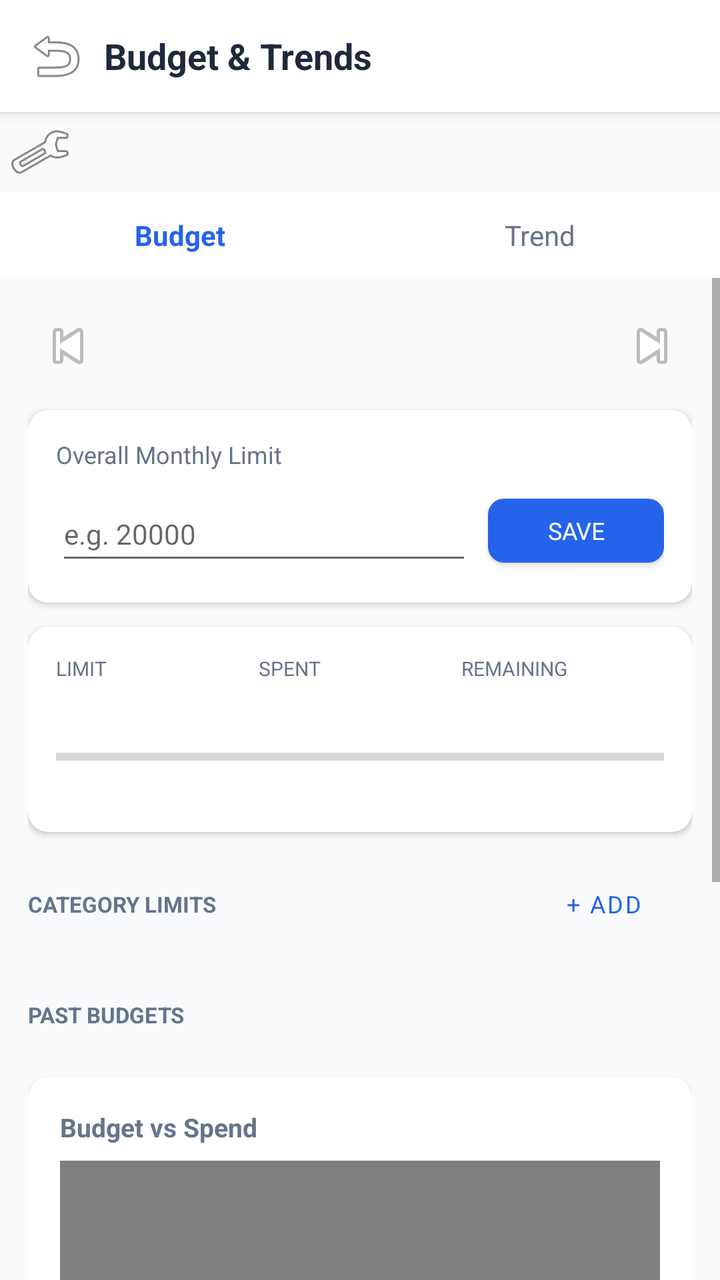
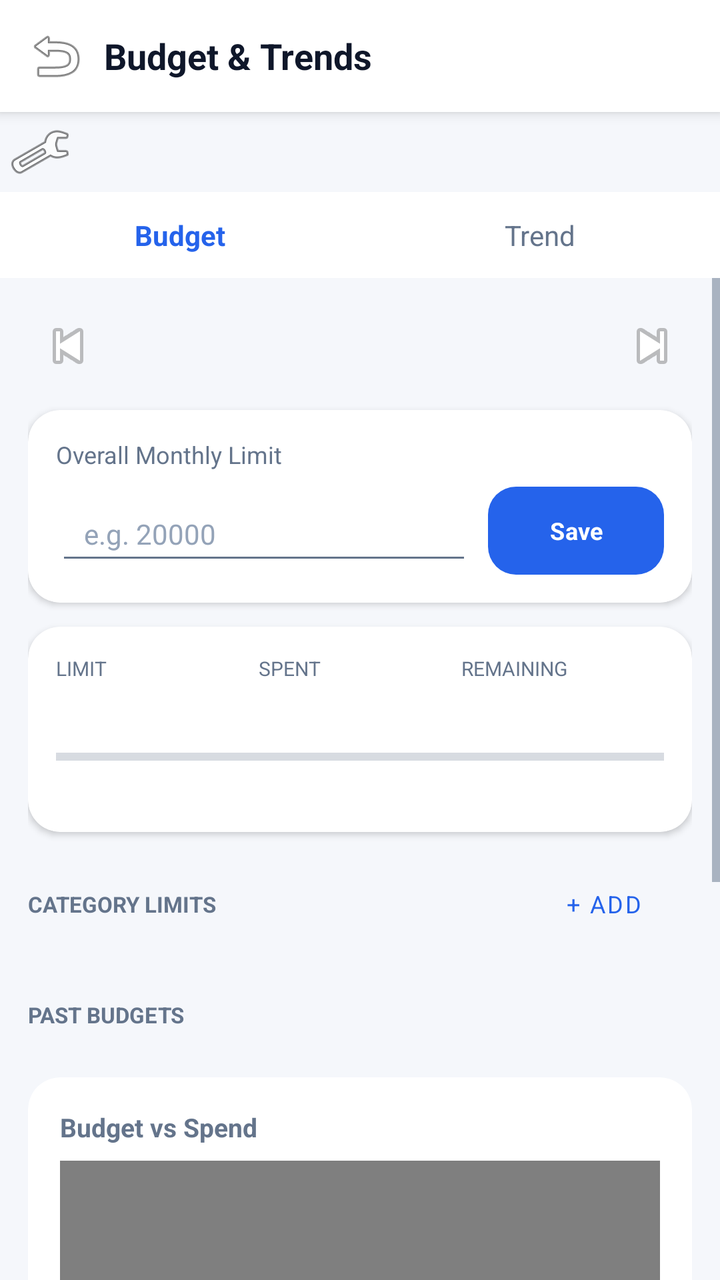

Two renders of the same Android screen: before a commit and after it. Below are the layout's source before the change and the commit's diff.
<!-- AndroidManifest.xml: application theme Theme.ExpenseOS -->
<!-- res/layout/activity_budget.xml -->
<?xml version="1.0" encoding="utf-8"?>
<LinearLayout xmlns:android="http://schemas.android.com/apk/res/android"
    xmlns:app="http://schemas.android.com/apk/res-auto"
    android:layout_width="match_parent"
    android:layout_height="match_parent"
    android:background="@color/bg"
    android:orientation="vertical">

    
    <LinearLayout
        android:layout_width="match_parent"
        android:layout_height="56dp"
        android:background="@color/nav_bg"
        android:elevation="4dp"
        android:gravity="center_vertical"
        android:orientation="horizontal"
        android:paddingHorizontal="8dp">

        <ImageButton
            android:id="@+id/btnBudgetBack"
            android:layout_width="40dp"
            android:layout_height="40dp"
            android:background="?attr/selectableItemBackgroundBorderless"
            android:contentDescription="Back"
            android:src="@android:drawable/ic_menu_revert" />

        <TextView
            android:layout_width="0dp"
            android:layout_height="wrap_content"
            android:layout_weight="1"
            android:paddingStart="4dp"
            android:text="Budget &amp; Trends"
            android:textColor="@color/text"
            android:textSize="18sp"
            android:textStyle="bold" />
    </LinearLayout>

    <ImageButton
        android:id="@+id/btnConfigureBudget"
        android:layout_width="40dp"
        android:layout_height="40dp"
        android:background="?attr/selectableItemBackgroundBorderless"
        android:src="@android:drawable/ic_menu_manage"
        android:contentDescription="Configure Budget" />

    
    <LinearLayout
        android:layout_width="match_parent"
        android:layout_height="wrap_content"
        android:background="@color/nav_bg"
        android:orientation="horizontal">

        <TextView
            android:id="@+id/tabBudget"
            android:layout_width="0dp"
            android:layout_height="wrap_content"
            android:layout_weight="1"
            android:gravity="center"
            android:paddingVertical="12dp"
            android:text="Budget"
            android:textColor="@color/primary"
            android:textSize="14sp"
            android:textStyle="bold" />

        <TextView
            android:id="@+id/tabTrend"
            android:layout_width="0dp"
            android:layout_height="wrap_content"
            android:layout_weight="1"
            android:gravity="center"
            android:paddingVertical="12dp"
            android:text="Trend"
            android:textColor="@color/text_muted"
            android:textSize="14sp" />
    </LinearLayout>

    <ScrollView
        android:layout_width="match_parent"
        android:layout_height="match_parent">

        <LinearLayout
            android:layout_width="match_parent"
            android:layout_height="wrap_content"
            android:orientation="vertical"
            android:padding="14dp">

            
            <LinearLayout
                android:id="@+id/panelBudget"
                android:layout_width="match_parent"
                android:layout_height="wrap_content"
                android:orientation="vertical">

                
                <LinearLayout
                    android:layout_width="match_parent"
                    android:layout_height="wrap_content"
                    android:layout_marginBottom="12dp"
                    android:gravity="center_vertical"
                    android:orientation="horizontal">

                    <ImageButton
                        android:id="@+id/btnPrevMonth"
                        android:layout_width="40dp"
                        android:layout_height="40dp"
                        android:background="?attr/selectableItemBackgroundBorderless"
                        android:contentDescription="Previous month"
                        android:src="@android:drawable/ic_media_previous" />

                    <TextView
                        android:id="@+id/tvBudgetMonth"
                        android:layout_width="0dp"
                        android:layout_height="wrap_content"
                        android:layout_weight="1"
                        android:gravity="center"
                        android:textColor="@color/text"
                        android:textSize="16sp"
                        android:textStyle="bold" />

                    <ImageButton
                        android:id="@+id/btnNextMonth"
                        android:layout_width="40dp"
                        android:layout_height="40dp"
                        android:background="?attr/selectableItemBackgroundBorderless"
                        android:contentDescription="Next month"
                        android:src="@android:drawable/ic_media_next" />
                </LinearLayout>

                
                <androidx.cardview.widget.CardView xmlns:app="http://schemas.android.com/apk/res-auto"
                    android:layout_width="match_parent"
                    android:layout_height="wrap_content"
                    android:layout_marginBottom="12dp"
                    app:cardCornerRadius="10dp"
                    app:cardElevation="2dp">

                    <LinearLayout
                        android:layout_width="match_parent"
                        android:layout_height="wrap_content"
                        android:orientation="vertical"
                        android:padding="14dp">

                        <TextView
                            android:layout_width="wrap_content"
                            android:layout_height="wrap_content"
                            android:layout_marginBottom="8dp"
                            android:text="Overall Monthly Limit"
                            android:textColor="@color/text_muted"
                            android:textSize="12sp" />

                        <LinearLayout
                            android:layout_width="match_parent"
                            android:layout_height="wrap_content"
                            android:gravity="center_vertical"
                            android:orientation="horizontal">

                            <EditText
                                android:id="@+id/etOverallLimit"
                                android:layout_width="0dp"
                                android:layout_height="44dp"
                                android:layout_marginEnd="8dp"
                                android:layout_weight="1"
                                android:hint="e.g. 20000"
                                android:inputType="numberDecimal"
                                android:textSize="14sp" />

                            <Button
                                android:id="@+id/btnSaveOverallLimit"
                                style="@style/BtnPrimary"
                                android:layout_width="wrap_content"
                                android:layout_height="44dp"
                                android:paddingHorizontal="16dp"
                                android:text="Save"
                                android:textSize="12sp" />
                        </LinearLayout>
                    </LinearLayout>
                </androidx.cardview.widget.CardView>

                <TextView
                    android:id="@+id/noBudgetMsg"
                    android:layout_width="match_parent"
                    android:layout_height="wrap_content"
                    android:layout_marginBottom="12dp"
                    android:background="#FEF9C3"
                    android:padding="10dp"
                    android:text="No budget set for this month yet — set an overall limit above to get started."
                    android:textColor="@color/amber"
                    android:textSize="12sp"
                    android:visibility="gone" />

                
                <androidx.cardview.widget.CardView android:id="@+id/summaryCard"
                    xmlns:app="http://schemas.android.com/apk/res-auto"
                    android:layout_width="match_parent"
                    android:layout_height="wrap_content"
                    android:layout_marginBottom="12dp"
                    app:cardCornerRadius="10dp"
                    app:cardElevation="2dp">

                    <LinearLayout
                        android:layout_width="match_parent"
                        android:layout_height="wrap_content"
                        android:orientation="vertical"
                        android:padding="14dp">

                        <LinearLayout
                            android:layout_width="match_parent"
                            android:layout_height="wrap_content"
                            android:orientation="horizontal">

                            <LinearLayout
                                android:layout_width="0dp"
                                android:layout_height="wrap_content"
                                android:layout_weight="1"
                                android:orientation="vertical">

                                <TextView
                                    android:layout_width="wrap_content"
                                    android:layout_height="wrap_content"
                                    android:text="LIMIT"
                                    android:textColor="@color/text_muted"
                                    android:textSize="10sp" />

                                <TextView
                                    android:id="@+id/tvOverallLimitDisplay"
                                    android:layout_width="wrap_content"
                                    android:layout_height="wrap_content"
                                    android:textColor="@color/text"
                                    android:textSize="15sp"
                                    android:textStyle="bold" />
                            </LinearLayout>

                            <LinearLayout
                                android:layout_width="0dp"
                                android:layout_height="wrap_content"
                                android:layout_weight="1"
                                android:orientation="vertical">

                                <TextView
                                    android:layout_width="wrap_content"
                                    android:layout_height="wrap_content"
                                    android:text="SPENT"
                                    android:textColor="@color/text_muted"
                                    android:textSize="10sp" />

                                <TextView
                                    android:id="@+id/tvSpent"
                                    android:layout_width="wrap_content"
                                    android:layout_height="wrap_content"
                                    android:textColor="@color/red"
                                    android:textSize="15sp"
                                    android:textStyle="bold" />
                            </LinearLayout>

                            <LinearLayout
                                android:layout_width="0dp"
                                android:layout_height="wrap_content"
                                android:layout_weight="1"
                                android:orientation="vertical">

                                <TextView
                                    android:layout_width="wrap_content"
                                    android:layout_height="wrap_content"
                                    android:text="REMAINING"
                                    android:textColor="@color/text_muted"
                                    android:textSize="10sp" />

                                <TextView
                                    android:id="@+id/tvRemaining"
                                    android:layout_width="wrap_content"
                                    android:layout_height="wrap_content"
                                    android:textSize="15sp"
                                    android:textStyle="bold" />
                            </LinearLayout>
                        </LinearLayout>

                        <ProgressBar
                            android:id="@+id/pbOverall"
                            style="?android:attr/progressBarStyleHorizontal"
                            android:layout_width="match_parent"
                            android:layout_height="10dp"
                            android:layout_marginTop="12dp"
                            android:max="100" />

                        <TextView
                            android:id="@+id/tvUsedPct"
                            android:layout_width="match_parent"
                            android:layout_height="wrap_content"
                            android:layout_marginTop="4dp"
                            android:gravity="end"
                            android:textColor="@color/text_muted"
                            android:textSize="11sp" />
                    </LinearLayout>
                </androidx.cardview.widget.CardView>

                
                <LinearLayout
                    android:id="@+id/categorySection"
                    android:layout_width="match_parent"
                    android:layout_height="wrap_content"
                    android:layout_marginBottom="16dp"
                    android:orientation="vertical">

                    <LinearLayout
                        android:layout_width="match_parent"
                        android:layout_height="wrap_content"
                        android:layout_marginBottom="8dp"
                        android:gravity="center_vertical"
                        android:orientation="horizontal">

                        <TextView
                            android:layout_width="0dp"
                            android:layout_height="wrap_content"
                            android:layout_weight="1"
                            android:text="CATEGORY LIMITS"
                            android:textColor="@color/text_muted"
                            android:textSize="11sp"
                            android:textStyle="bold" />

                        <Button
                            android:id="@+id/btnAddCategoryBudget"
                            style="@style/Widget.MaterialComponents.Button.TextButton"
                            android:layout_width="wrap_content"
                            android:layout_height="wrap_content"
                            android:text="+ Add"
                            android:textSize="12sp" />
                    </LinearLayout>

                    <androidx.recyclerview.widget.RecyclerView
                        android:id="@+id/rvBudgetCategories"
                        android:layout_width="match_parent"
                        android:layout_height="wrap_content"
                        android:nestedScrollingEnabled="false" />
                </LinearLayout>

                
                <TextView
                    android:layout_width="wrap_content"
                    android:layout_height="wrap_content"
                    android:layout_marginBottom="8dp"
                    android:text="PAST BUDGETS"
                    android:textColor="@color/text_muted"
                    android:textSize="11sp"
                    android:textStyle="bold" />

                <androidx.recyclerview.widget.RecyclerView
                    android:id="@+id/rvPastBudgets"
                    android:layout_width="match_parent"
                    android:layout_height="wrap_content"
                    android:nestedScrollingEnabled="false" />
            </LinearLayout>

            
            <LinearLayout
                android:id="@+id/panelTrend"
                android:layout_width="match_parent"
                android:layout_height="wrap_content"
                android:orientation="vertical"
                android:visibility="gone">

                <Spinner
                    android:id="@+id/spTrendMonths"
                    android:layout_width="wrap_content"
                    android:layout_height="wrap_content"
                    android:layout_marginBottom="12dp" />

                <androidx.cardview.widget.CardView xmlns:app="http://schemas.android.com/apk/res-auto"
                    android:layout_width="match_parent"
                    android:layout_height="wrap_content"
                    android:layout_marginBottom="12dp"
                    app:cardCornerRadius="10dp"
                    app:cardElevation="2dp">

                    <LinearLayout
                        android:layout_width="match_parent"
                        android:layout_height="wrap_content"
                        android:orientation="vertical"
                        android:padding="10dp">

                        <TextView
                            android:layout_width="wrap_content"
                            android:layout_height="wrap_content"
                            android:layout_marginBottom="6dp"
                            android:paddingStart="4dp"
                            android:text="Income vs Expense"
                            android:textColor="@color/text_muted"
                            android:textSize="11sp"
                            android:textStyle="bold" />

                        <com.github.mikephil.charting.charts.BarChart
                            android:id="@+id/barMonthlyTrend"
                            android:layout_width="match_parent"
                            android:layout_height="240dp" />
                    </LinearLayout>
                </androidx.cardview.widget.CardView>

                <androidx.cardview.widget.CardView xmlns:app="http://schemas.android.com/apk/res-auto"
                    android:layout_width="match_parent"
                    android:layout_height="wrap_content"
                    app:cardCornerRadius="10dp"
                    app:cardElevation="2dp">

                    <LinearLayout
                        android:layout_width="match_parent"
                        android:layout_height="wrap_content"
                        android:orientation="vertical"
                        android:padding="10dp">

                        <TextView
                            android:layout_width="wrap_content"
                            android:layout_height="wrap_content"
                            android:layout_marginBottom="6dp"
                            android:paddingStart="4dp"
                            android:text="Spend by Category"
                            android:textColor="@color/text_muted"
                            android:textSize="11sp"
                            android:textStyle="bold" />

                        <com.github.mikephil.charting.charts.PieChart
                            android:id="@+id/pieCategoryTrend"
                            android:layout_width="match_parent"
                            android:layout_height="280dp" />
                    </LinearLayout>
                </androidx.cardview.widget.CardView>
            </LinearLayout>

            
            <androidx.cardview.widget.CardView
                android:layout_width="match_parent"
                android:layout_height="wrap_content"
                android:layout_marginTop="16dp"
                app:cardCornerRadius="10dp"
                app:cardElevation="1dp">

                <LinearLayout
                    android:layout_width="match_parent"
                    android:layout_height="wrap_content"
                    android:orientation="vertical"
                    android:padding="16dp">

                    <TextView
                        android:layout_width="wrap_content"
                        android:layout_height="wrap_content"
                        android:text="Budget vs Spend"
                        android:textColor="@color/text_muted"
                        android:textSize="13sp"
                        android:textStyle="bold" />

                    <com.github.mikephil.charting.charts.BarChart
                        android:id="@+id/barBudgetVsSpend"
                        android:layout_width="match_parent"
                        android:layout_height="240dp"
                        android:layout_marginTop="8dp" />

                    <TextView
                        android:id="@+id/tvAdherenceSummary"
                        android:layout_width="match_parent"
                        android:layout_height="wrap_content"
                        android:layout_marginTop="12dp"
                        android:textColor="@color/text"
                        android:textSize="13sp" />

                    <TextView
                        android:id="@+id/tvAvgSpendVsCurrent"
                        android:layout_width="match_parent"
                        android:layout_height="wrap_content"
                        android:layout_marginTop="4dp"
                        android:textColor="@color/text_muted"
                        android:textSize="12sp" />
                </LinearLayout>
            </androidx.cardview.widget.CardView>

            
            <androidx.cardview.widget.CardView xmlns:app="http://schemas.android.com/apk/res-auto"
                android:layout_width="match_parent"
                android:layout_height="wrap_content"
                android:layout_marginTop="12dp"
                app:cardCornerRadius="10dp"
                app:cardElevation="1dp">

                <LinearLayout
                    android:layout_width="match_parent"
                    android:layout_height="wrap_content"
                    android:orientation="vertical"
                    android:padding="16dp">

                    <TextView
                        android:layout_width="wrap_content"
                        android:layout_height="wrap_content"
                        android:text="This Month: Category Status"
                        android:textColor="@color/text_muted"
                        android:textSize="13sp"
                        android:textStyle="bold" />

                    <LinearLayout
                        android:id="@+id/categoryStatusContainer"
                        android:layout_width="match_parent"
                        android:layout_height="wrap_content"
                        android:layout_marginTop="8dp"
                        android:orientation="vertical" />
                </LinearLayout>
            </androidx.cardview.widget.CardView>
        </LinearLayout>
    </ScrollView>
</LinearLayout>
<!-- resources referenced by this layout -->
<resources>
  <color name="bg">#F8FAFC</color>
  <color name="red">#DC2626</color>
  <color name="text">#1E293B</color>
  <style name="BtnPrimary" parent="Widget.MaterialComponents.Button">
          <item name="backgroundTint">@color/primary</item>
          <item name="android:textColor">@color/white</item>
          <item name="cornerRadius">8dp</item>
          <item name="android:letterSpacing">0</item>
      </style>
  <style name="Theme.ExpenseOS" parent="Theme.MaterialComponents.Light.NoActionBar">
          <item name="colorPrimary">@color/primary</item>
          <item name="colorPrimaryDark">@color/primary_dark</item>
          <item name="colorAccent">@color/primary</item>
          <item name="android:windowBackground">@color/bg</item>
          <item name="android:fontFamily">sans-serif</item>
          <item name="android:statusBarColor">@color/primary_dark</item>
      </style>
  <color name="white">#FFFFFF</color>
  <!-- unchanged entries left out for length: 5 -->
</resources>

<!-- the commit's change to res/layout/activity_budget.xml (unified diff, before → after) -->
@@ -131,7 +131,7 @@
                     android:layout_width="match_parent"
                     android:layout_height="wrap_content"
                     android:layout_marginBottom="12dp"
-                    app:cardCornerRadius="10dp"
+                    app:cardCornerRadius="16dp"
                     app:cardElevation="2dp">
 
                     <LinearLayout
@@ -181,7 +181,7 @@
                     android:layout_width="match_parent"
                     android:layout_height="wrap_content"
                     android:layout_marginBottom="12dp"
-                    android:background="#FEF9C3"
+                    android:background="@color/warning_bg"
                     android:padding="10dp"
                     android:text="No budget set for this month yet — set an overall limit above to get started."
                     android:textColor="@color/amber"
@@ -194,7 +194,7 @@
                     android:layout_width="match_parent"
                     android:layout_height="wrap_content"
                     android:layout_marginBottom="12dp"
-                    app:cardCornerRadius="10dp"
+                    app:cardCornerRadius="16dp"
                     app:cardElevation="2dp">
 
                     <LinearLayout
@@ -368,7 +368,7 @@
                     android:layout_width="match_parent"
                     android:layout_height="wrap_content"
                     android:layout_marginBottom="12dp"
-                    app:cardCornerRadius="10dp"
+                    app:cardCornerRadius="16dp"
                     app:cardElevation="2dp">
 
                     <LinearLayout
@@ -397,7 +397,7 @@
                 <androidx.cardview.widget.CardView xmlns:app="http://schemas.android.com/apk/res-auto"
                     android:layout_width="match_parent"
                     android:layout_height="wrap_content"
-                    app:cardCornerRadius="10dp"
+                    app:cardCornerRadius="16dp"
                     app:cardElevation="2dp">
 
                     <LinearLayout
@@ -429,7 +429,7 @@
                 android:layout_width="match_parent"
                 android:layout_height="wrap_content"
                 android:layout_marginTop="16dp"
-                app:cardCornerRadius="10dp"
+                app:cardCornerRadius="16dp"
                 app:cardElevation="1dp">
 
                 <LinearLayout
@@ -475,7 +475,7 @@
                 android:layout_width="match_parent"
                 android:layout_height="wrap_content"
                 android:layout_marginTop="12dp"
-                app:cardCornerRadius="10dp"
+                app:cardCornerRadius="16dp"
                 app:cardElevation="1dp">
 
                 <LinearLayout
<!-- resource entries referenced after the edit -->
@@ -1,23 +1,107 @@
 <!-- resources referenced by this layout -->
 <resources>
-  <color name="bg">#F8FAFC</color>
-  <color name="red">#DC2626</color>
-  <color name="text">#1E293B</color>
-  <style name="BtnPrimary" parent="Widget.MaterialComponents.Button">
+  <color name="bg">#F5F7FB</color>
+  <color name="red">#E11D48</color>
+  <color name="text">#0F172A</color>
+  <color name="warning_bg">#FFFBEB</color>
+  <style name="BtnPrimary" parent="BtnBase">
           <item name="backgroundTint">@color/primary</item>
-          <item name="android:textColor">@color/white</item>
-          <item name="cornerRadius">8dp</item>
-          <item name="android:letterSpacing">0</item>
+          <item name="android:textColor">@color/on_primary</item>
       </style>
-  <style name="Theme.ExpenseOS" parent="Theme.MaterialComponents.Light.NoActionBar">
+  <style name="Theme.ExpenseOS" parent="Theme.MaterialComponents.DayNight.NoActionBar">
           <item name="colorPrimary">@color/primary</item>
+          <item name="colorPrimaryVariant">@color/primary_dark</item>
           <item name="colorPrimaryDark">@color/primary_dark</item>
+          <item name="colorOnPrimary">@color/on_primary</item>
+          <item name="colorSecondary">@color/secondary</item>
+          <item name="colorSecondaryVariant">@color/secondary_dark</item>
+          <item name="colorOnSecondary">@color/on_primary</item>
           <item name="colorAccent">@color/primary</item>
+          <item name="colorSurface">@color/surface</item>
+          <item name="colorOnSurface">@color/text</item>
+          <item name="colorOnBackground">@color/text</item>
+          <item name="colorError">@color/danger</item>
+          <item name="android:colorBackground">@color/bg</item>
           <item name="android:windowBackground">@color/bg</item>
+  
+          <item name="android:textColorPrimary">@color/text</item>
+          <item name="android:textColorSecondary">@color/text_muted</item>
+          <item name="android:textColorHint">@color/text_hint</item>
           <item name="android:fontFamily">sans-serif</item>
-          <item name="android:statusBarColor">@color/primary_dark</item>
+          <item name="fontFamily">sans-serif</item>
+  
+          
+          <item name="android:statusBarColor">@color/bg</item>
+          <item name="android:navigationBarColor">@color/nav_bg</item>
+          <item name="android:windowLightStatusBar">true</item>
+          <item name="android:windowLightNavigationBar" tools:targetApi="o_mr1">true</item>
+          <item name="android:forceDarkAllowed" tools:targetApi="q">false</item>
+  
+          
+          <item name="editTextStyle">@style/Widget.ExpenseOS.EditText</item>
+          <item name="materialAlertDialogTheme">@style/ThemeOverlay.ExpenseOS.Dialog</item>
+          <item name="bottomSheetDialogTheme">@style/ThemeOverlay.ExpenseOS.BottomSheet</item>
+          <item name="android:windowAnimationStyle">@style/Animation.ExpenseOS.Window</item>
+          <item name="android:windowActivityTransitions">true</item>
+          <item name="android:windowContentTransitions">true</item>
       </style>
-  <color name="white">#FFFFFF</color>
+  <style name="BtnBase" parent="Widget.MaterialComponents.Button">
+          <item name="android:textSize">@dimen/type_subtitle</item>
+          <item name="android:textStyle">bold</item>
+          <item name="android:letterSpacing">0.01</item>
+          <item name="android:textAllCaps">false</item>
+          <item name="android:minHeight">@dimen/touch_target</item>
+          <item name="android:insetTop">0dp</item>
+          <item name="android:insetBottom">0dp</item>
+          <item name="cornerRadius">14dp</item>
+          <item name="android:stateListAnimator">@null</item>
+      </style>
+  <color name="on_primary">#FFFFFF</color>
+  <color name="secondary">#0F766E</color>
+  <color name="secondary_dark">#115E59</color>
+  <color name="surface">#FFFFFF</color>
+  <color name="danger">#E11D48</color>
+  <color name="text_hint">#94A3B8</color>
+  <style name="Widget.ExpenseOS.EditText" parent="Widget.AppCompat.EditText">
+          <item name="android:textSize">@dimen/type_body</item>
+          <item name="android:textColor">@color/text</item>
+          <item name="android:textColorHint">@color/text_hint</item>
+          <item name="android:paddingStart">14dp</item>
+          <item name="android:paddingEnd">14dp</item>
+          <item name="android:minHeight">@dimen/input_height</item>
+      </style>
+  <style name="ThemeOverlay.ExpenseOS.Dialog" parent="ThemeOverlay.MaterialComponents.MaterialAlertDialog">
+          <item name="colorPrimary">@color/primary</item>
+          <item name="colorSurface">@color/surface</item>
+          <item name="colorOnSurface">@color/text</item>
+          <item name="shapeAppearanceOverlay">@style/ShapeAppearance.ExpenseOS.Dialog</item>
+          <item name="android:windowMinWidthMajor">84%</item>
+          <item name="android:windowMinWidthMinor">84%</item>
+      </style>
+  <style name="ThemeOverlay.ExpenseOS.BottomSheet" parent="ThemeOverlay.MaterialComponents.BottomSheetDialog">
+          <item name="bottomSheetStyle">@style/Widget.ExpenseOS.BottomSheet</item>
+      </style>
+  <style name="Animation.ExpenseOS.Window" parent="@android:style/Animation.Activity">
+          <item name="android:activityOpenEnterAnimation">@anim/screen_enter</item>
+          <item name="android:activityOpenExitAnimation">@anim/screen_exit</item>
+          <item name="android:activityCloseEnterAnimation">@anim/screen_pop_enter</item>
+          <item name="android:activityCloseExitAnimation">@anim/screen_pop_exit</item>
+      </style>
+  <style name="ShapeAppearance.ExpenseOS.Dialog" parent="ShapeAppearance.MaterialComponents.MediumComponent">
+          <item name="cornerFamily">rounded</item>
+          <item name="cornerSize">26dp</item>
+      </style>
+  <style name="Widget.ExpenseOS.BottomSheet" parent="Widget.MaterialComponents.BottomSheet.Modal">
+          <item name="shapeAppearanceOverlay">@style/ShapeAppearance.ExpenseOS.Sheet</item>
+          <item name="backgroundTint">@color/surface</item>
+      </style>
+  <style name="ShapeAppearance.ExpenseOS.Sheet" parent="">
+          <item name="cornerFamily">rounded</item>
+          <item name="cornerSizeTopLeft">26dp</item>
+          <item name="cornerSizeTopRight">26dp</item>
+          <item name="cornerSizeBottomLeft">0dp</item>
+          <item name="cornerSizeBottomRight">0dp</item>
+      </style>
   <!-- unchanged entries left out for length: 5 -->
 </resources>
 
